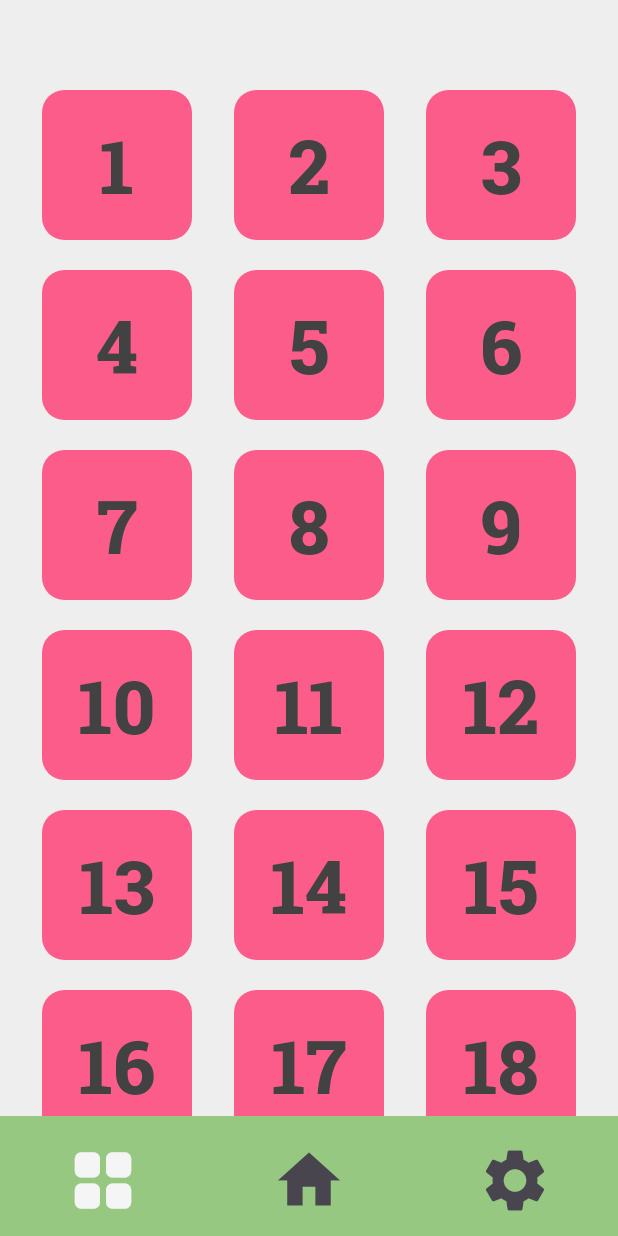
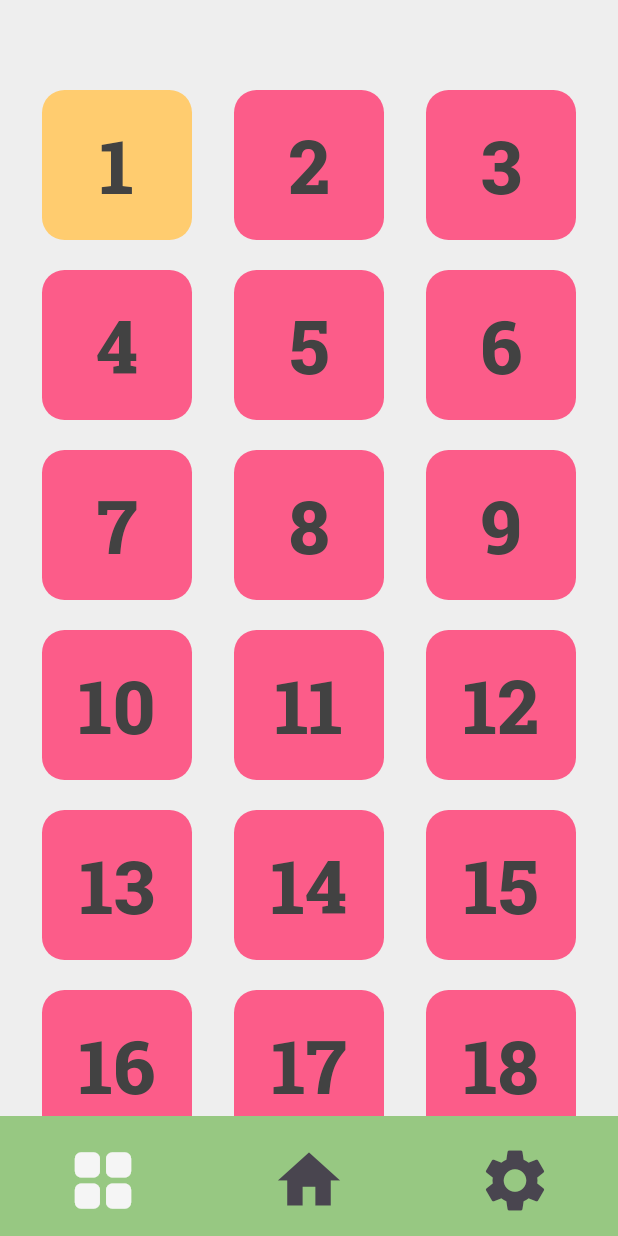
Before and after one commit to emm-j/PWS, a Flutter app: the Levels screen opened by its route, on a phone screen of 412 x 824 dp. Run offline on Flutter 3.47's test engine with Material 3 defaults, Android fonts, the phone set to English and light mode, and no system bars; our stand-ins replace pedometer, permission_handler, shared_preferences, sqflite; accounts and stored records are empty.

Commit message:
dit werkt

```diff
--- a/lib/main.dart
+++ b/lib/main.dart
@@ -592,7 +592,7 @@ class _LevelsState extends State<Levels> {
                         height: 100,
                         width: 100,
                         decoration: BoxDecoration(
-                          color: index == gehaaldeChallenge.length + 1 && int.parse(totalSteps) >= _volgenddoel
+                          color: index == gehaaldeChallenge.length + 1
                               ? mainOranje
                               : (index < gehaaldeChallenge.length + 1
                               ? mainGroen
```
